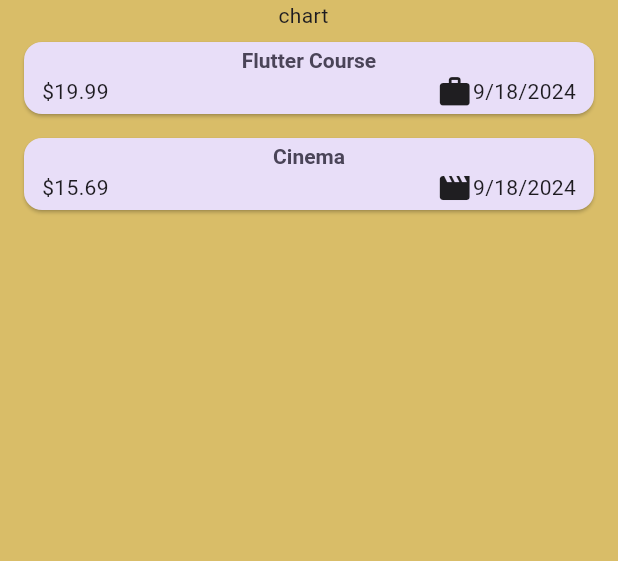
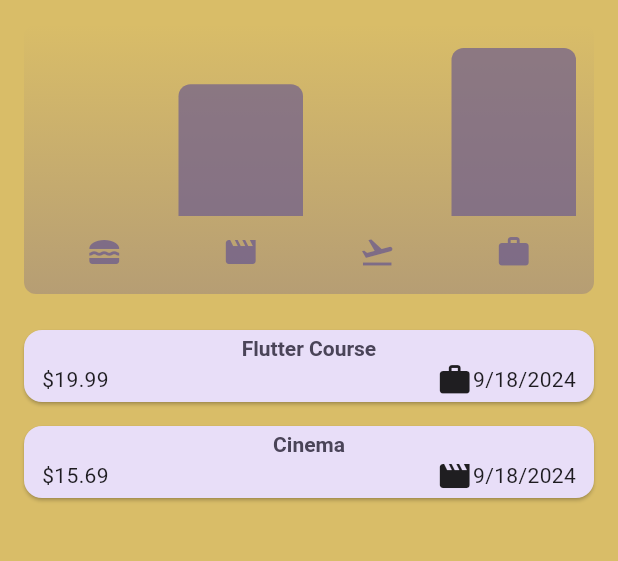
Before and after one commit to sachinsebastian1212/Flutter-expense_tracker, a Flutter app: the screen it shows after launch, on a phone screen of 412 x 824 dp, the part 84-645 px from its top. Run offline on Flutter 3.47's test engine with Material 3 defaults, Android fonts, the phone set to English and light mode, and no system bars.

Commit message:
copied chart code

```diff
--- /dev/null
+++ b/lib/widgets/chart/chart.dart
@@ -0,0 +1,95 @@
+import 'package:flutter/material.dart';
+
+import 'package:expense_tracker/widgets/chart/chart_bar.dart';
+import 'package:expense_tracker/model/expense.dart';
+
+class Chart extends StatelessWidget {
+  const Chart({super.key, required this.expenses});
+
+  final List<Expense> expenses;
+
+  List<ExpenseBucket> get buckets {
+    return [
+      ExpenseBucket.forCategory(expenses, Category.food),
+      ExpenseBucket.forCategory(expenses, Category.leisure),
+      ExpenseBucket.forCategory(expenses, Category.travel),
+      ExpenseBucket.forCategory(expenses, Category.work),
+    ];
+  }
+
+  double get maxTotalExpense {
+    double maxTotalExpense = 0;
+
+    for (final bucket in buckets) {
+      if (bucket.totalExpenses > maxTotalExpense) {
+        maxTotalExpense = bucket.totalExpenses;
+      }
+    }
+
+    return maxTotalExpense;
+  }
+
+  @override
+  Widget build(BuildContext context) {
+    final isDarkMode =
+        MediaQuery.of(context).platformBrightness == Brightness.dark;
+    return Container(
+      margin: const EdgeInsets.all(16),
+      padding: const EdgeInsets.symmetric(
+        vertical: 16,
+        horizontal: 8,
+      ),
+      width: double.infinity,
+      height: 180,
+      decoration: BoxDecoration(
+        borderRadius: BorderRadius.circular(8),
+        gradient: LinearGradient(
+          colors: [
+            Theme.of(context).colorScheme.primary.withOpacity(0.3),
+            Theme.of(context).colorScheme.primary.withOpacity(0.0)
+          ],
+          begin: Alignment.bottomCenter,
+          end: Alignment.topCenter,
+        ),
+      ),
+      child: Column(
+        children: [
+          Expanded(
+            child: Row(
+              crossAxisAlignment: CrossAxisAlignment.end,
+              children: [
+                for (final bucket in buckets) // alternative to map()
+                  ChartBar(
+                    fill: bucket.totalExpenses == 0
+                        ? 0
+                        : bucket.totalExpenses / maxTotalExpense,
+                  )
+              ],
+            ),
+          ),
+          const SizedBox(height: 12),
+          Row(
+            children: buckets
+                .map(
+                  (bucket) => Expanded(
+                    child: Padding(
+                      padding: const EdgeInsets.symmetric(horizontal: 4),
+                      child: Icon(
+                        categoryIcons[bucket.category],
+                        color: isDarkMode
+                            ? Theme.of(context).colorScheme.secondary
+                            : Theme.of(context)
+                                .colorScheme
+                                .primary
+                                .withOpacity(0.7),
+                      ),
+                    ),
+                  ),
+                )
+                .toList(),
+          )
+        ],
+      ),
+    );
+  }
+}
--- /dev/null
+++ b/lib/widgets/chart/chart_bar.dart
@@ -0,0 +1,34 @@
+import 'package:flutter/material.dart';
+
+class ChartBar extends StatelessWidget {
+  const ChartBar({
+    super.key,
+    required this.fill,
+  });
+
+  final double fill;
+
+  @override
+  Widget build(BuildContext context) {
+    final isDarkMode =
+        MediaQuery.of(context).platformBrightness == Brightness.dark;
+    return Expanded(
+      child: Padding(
+        padding: const EdgeInsets.symmetric(horizontal: 4),
+        child: FractionallySizedBox(
+          heightFactor: fill,
+          child: DecoratedBox(
+            decoration: BoxDecoration(
+              shape: BoxShape.rectangle,
+              borderRadius:
+                  const BorderRadius.vertical(top: Radius.circular(8)),
+              color: isDarkMode
+                  ? Theme.of(context).colorScheme.secondary
+                  : Theme.of(context).colorScheme.primary.withOpacity(0.65),
+            ),
+          ),
+        ),
+      ),
+    );
+  }
+}
--- a/lib/widgets/expenses.dart
+++ b/lib/widgets/expenses.dart
@@ -1,3 +1,4 @@
+import 'package:expense_tracker/widgets/chart/chart.dart';
 import 'package:expense_tracker/widgets/expenses_list/expenses_list.dart';
 import 'package:expense_tracker/model/expense.dart';
 import 'package:expense_tracker/widgets/expenses_new.dart';
@@ -65,7 +66,7 @@ class _ExpensesState extends State<Expenses> {
     if (_registeredExpenses.isNotEmpty) {
       mainContent = Column(
         children: [
-          const Text('chart  '),
+          Chart(expenses: _registeredExpenses),
           Expanded(
               child: ExpensesList(
                   expenses: _registeredExpenses,
```
